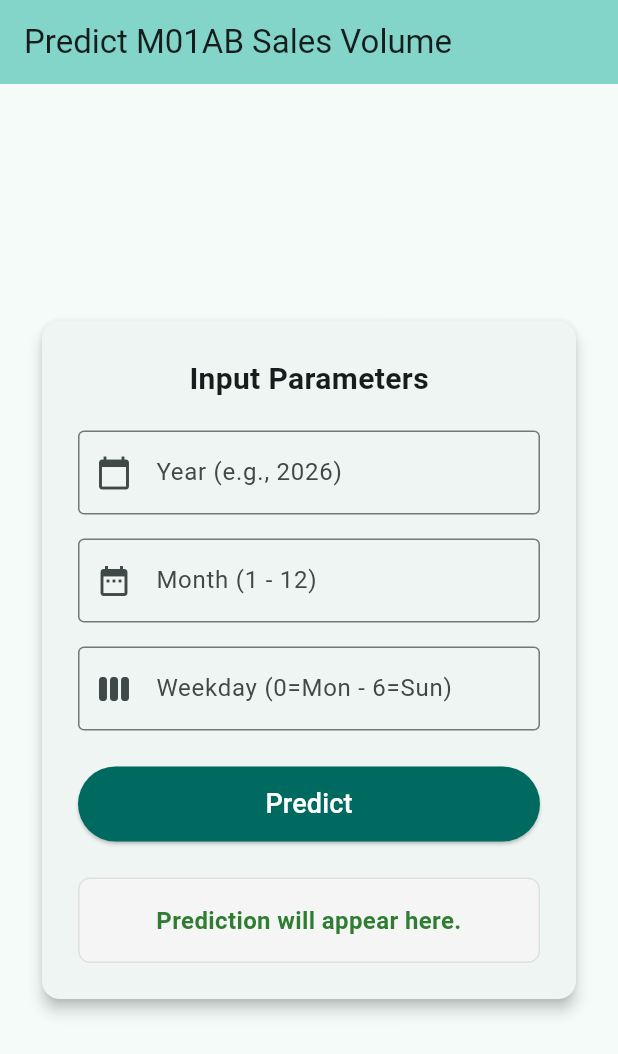
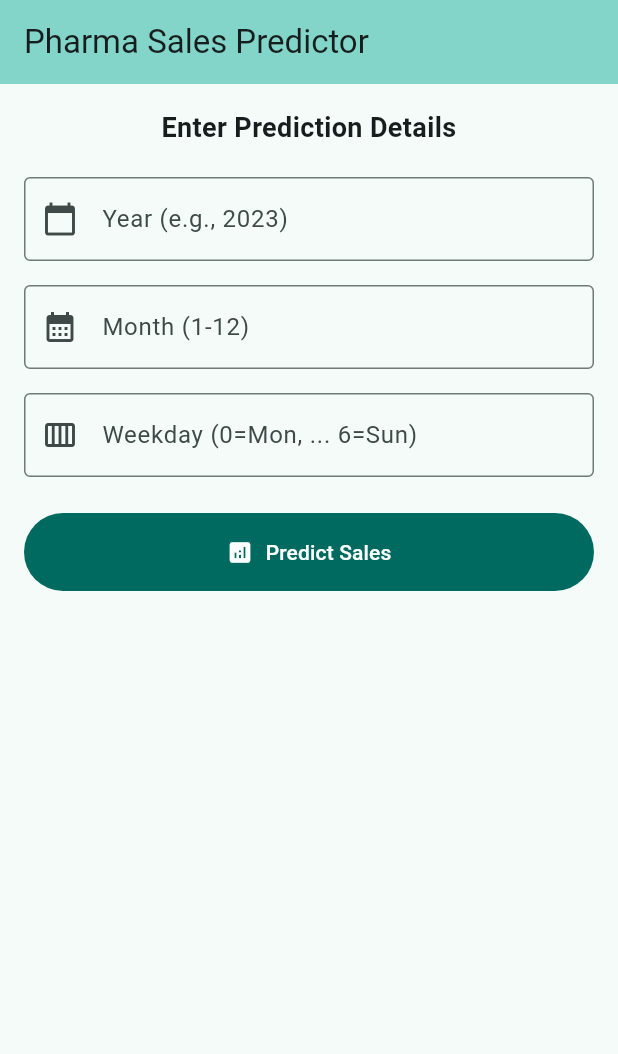
Before and after one commit to Emmanuel-NS/linear_regression_model, a Flutter app: the screen it shows after launch, on a phone screen of 412 x 824 dp. Shown: the top 1054 px of the screen. Run offline on Flutter 3.47's test engine with Material 3 defaults, Android fonts, the phone set to English and light mode, and no system bars.

Commit message:
feat: Complete API implementation and Flutter app

```diff
--- a/summative/FlutterApp/lib/main.dart
+++ b/summative/FlutterApp/lib/main.dart
@@ -62,21 +62,21 @@ class _PredictionPageState extends State<PredictionPage> {
         Uri.parse(apiUrl),
         headers: {'Content-Type': 'application/json'},
         body: jsonEncode({
-          'Year': int.parse(_yearController.text),
-          'Month': int.parse(_monthController.text),
-          'Weekday': int.parse(_weekdayController.text),
+          'year': int.parse(_yearController.text),
+          'month': int.parse(_monthController.text),
+          'weekday': int.parse(_weekdayController.text),
         }),
       );
 
       if (response.statusCode == 200) {
         final data = jsonDecode(response.body);
         setState(() {
-          _resultMessage = 'Predicted Sales: ${data['predicted_sales']} units';
+          _resultMessage = 'Predicted Sales: \ units';
         });
       } else {
         final err = jsonDecode(response.body);
         setState(() {
-          _resultMessage = 'Error: ${err['detail'] ?? err['message'] ?? 'Check your inputs'}';
+          _resultMessage = 'Error: \';
         });
       }
     } catch (e) {
@@ -102,118 +102,122 @@ class _PredictionPageState extends State<PredictionPage> {
   Widget build(BuildContext context) {
     return Scaffold(
       appBar: AppBar(
-        title: const Text('Predict M01AB Sales Volume'),
+        title: const Text('Pharma Sales Predictor'),
         backgroundColor: Theme.of(context).colorScheme.inversePrimary,
       ),
-      body: Center(
-        child: SingleChildScrollView(
-          child: Padding(
-            padding: const EdgeInsets.all(24.0),
-            child: Card(
-              elevation: 4,
-              child: Padding(
-                padding: const EdgeInsets.all(24.0),
+      body: SingleChildScrollView(
+        padding: const EdgeInsets.all(16.0),
         child: Form(
           key: _formKey,
           child: Column(
-                    mainAxisSize: MainAxisSize.min,
+            crossAxisAlignment: CrossAxisAlignment.stretch,
             children: [
               const Text(
-                        'Input Parameters',
-                        style: TextStyle(fontSize: 20, fontWeight: FontWeight.bold),
+                'Enter Prediction Details',
+                style: TextStyle(fontSize: 18, fontWeight: FontWeight.bold),
+                textAlign: TextAlign.center,
               ),
               const SizedBox(height: 20),
+
+              // Year Input
               TextFormField(
                 controller: _yearController,
+                keyboardType: TextInputType.number,
                 decoration: const InputDecoration(
-                          labelText: 'Year (e.g., 2026)',
+                  labelText: 'Year (e.g., 2023)',
                   border: OutlineInputBorder(),
                   prefixIcon: Icon(Icons.calendar_today),
                 ),
-                        keyboardType: TextInputType.number,
                 validator: (value) {
-                          if (value == null || value.isEmpty) return 'Enter a Year';
-                          final val = int.tryParse(value);
-                          if (val == null || val < 2014 || val > 2030) return 'Year must be between 2014 and 2030';
+                  if (value == null || value.isEmpty) return 'Please enter a year';
+                  final n = int.tryParse(value);
+                  if (n == null || n < 2000 || n > 2100) return 'Enter valid year (2000-2100)';
                   return null;
                 },
               ),
               const SizedBox(height: 16),
+
+              // Month Input
               TextFormField(
                 controller: _monthController,
+                keyboardType: TextInputType.number,
                 decoration: const InputDecoration(
-                          labelText: 'Month (1 - 12)',
+                  labelText: 'Month (1-12)',
                   border: OutlineInputBorder(),
-                          prefixIcon: Icon(Icons.date_range),
+                  prefixIcon: Icon(Icons.calendar_month),
                 ),
-                        keyboardType: TextInputType.number,
                 validator: (value) {
-                          if (value == null || value.isEmpty) return 'Enter a Month';
-                          final val = int.tryParse(value);
-                          if (val == null || val < 1 || val > 12) return 'Month must be 1 - 12';
+                  if (value == null || value.isEmpty) return 'Please enter a month';
+                  final n = int.tryParse(value);
+                  if (n == null || n < 1 || n > 12) return 'Enter valid month (1-12)';
                   return null;
                 },
               ),
               const SizedBox(height: 16),
+
+              // Weekday Input
               TextFormField(
                 controller: _weekdayController,
+                keyboardType: TextInputType.number,
                 decoration: const InputDecoration(
-                          labelText: 'Weekday (0=Mon - 6=Sun)',
+                  labelText: 'Weekday (0=Mon, ... 6=Sun)',
                   border: OutlineInputBorder(),
-                          prefixIcon: Icon(Icons.view_week),
+                  prefixIcon: Icon(Icons.calendar_view_week),
                 ),
-                        keyboardType: TextInputType.number,
                 validator: (value) {
-                          if (value == null || value.isEmpty) return 'Enter a Weekday';
-                          final val = int.tryParse(value);
-                          if (val == null || val < 0 || val > 6) return 'Weekday must be 0 - 6';
+                  if (value == null || value.isEmpty) return 'Please enter a weekday';
+                  final n = int.tryParse(value);
+                  if (n == null || n < 0 || n > 6) return 'Enter valid weekday (0-6)';
                   return null;
                 },
               ),
               const SizedBox(height: 24),
-                      SizedBox(
-                        width: double.infinity,
-                        height: 50,
-                        child: ElevatedButton(
+
+              // Predict Button
+              FilledButton.icon(
                 onPressed: _isLoading ? null : _makePrediction,
-                          style: ElevatedButton.styleFrom(
-                            backgroundColor: Theme.of(context).colorScheme.primary,
-                            foregroundColor: Theme.of(context).colorScheme.onPrimary,
-                          ),
-                          child: _isLoading
-                              ? const CircularProgressIndicator(color: Colors.white)
-                              : const Text('Predict', style: TextStyle(fontSize: 18)),
+                icon: _isLoading
+                    ? const SizedBox(width: 20, height: 20, child: CircularProgressIndicator(strokeWidth: 2, color: Colors.white))
+                    : const Icon(Icons.analytics),
+                label: Text(_isLoading ? 'Processing...' : 'Predict Sales'),
+                style: FilledButton.styleFrom(
+                  padding: const EdgeInsets.symmetric(vertical: 16),
                 ),
               ),
+
               const SizedBox(height: 24),
+
+              // Result Display
+              if (_resultMessage.isNotEmpty)
                 Container(
                   padding: const EdgeInsets.all(16),
                   decoration: BoxDecoration(
-                          color: Colors.grey.shade100,
+                    color: _resultMessage.startsWith('Error') || _resultMessage.startsWith('Connection')
+                        ? Colors.red.shade50
+                        : Colors.green.shade50,
                     borderRadius: BorderRadius.circular(8),
-                          border: Border.all(color: Colors.grey.shade300),
+                    border: Border.all(
+                      color: _resultMessage.startsWith('Error') || _resultMessage.startsWith('Connection')
+                          ? Colors.red
+                          : Colors.green,
                     ),
-                        width: double.infinity,
+                  ),
                   child: Text(
-                          _resultMessage.isEmpty ? 'Prediction will appear here.' : _resultMessage,
-                          textAlign: TextAlign.center,
+                    _resultMessage,
                     style: TextStyle(
                       fontSize: 16,
                       fontWeight: FontWeight.bold,
                       color: _resultMessage.startsWith('Error') || _resultMessage.startsWith('Connection')
-                                ? Colors.red
-                                : Colors.green.shade800,
+                          ? Colors.red.shade900
+                          : Colors.green.shade900,
                     ),
+                    textAlign: TextAlign.center,
                   ),
                 ),
             ],
           ),
         ),
       ),
-            ),
-          ),
-        ),
-      ),
     );
   }
 }
```
Also changed, not shown: 2 other files. Lines whose indentation alone changed are shown as unchanged.
